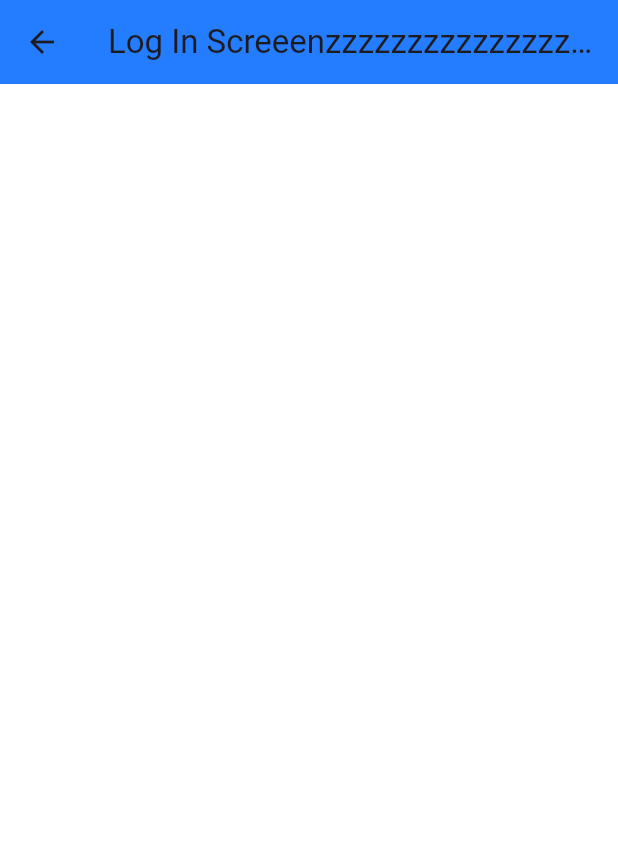
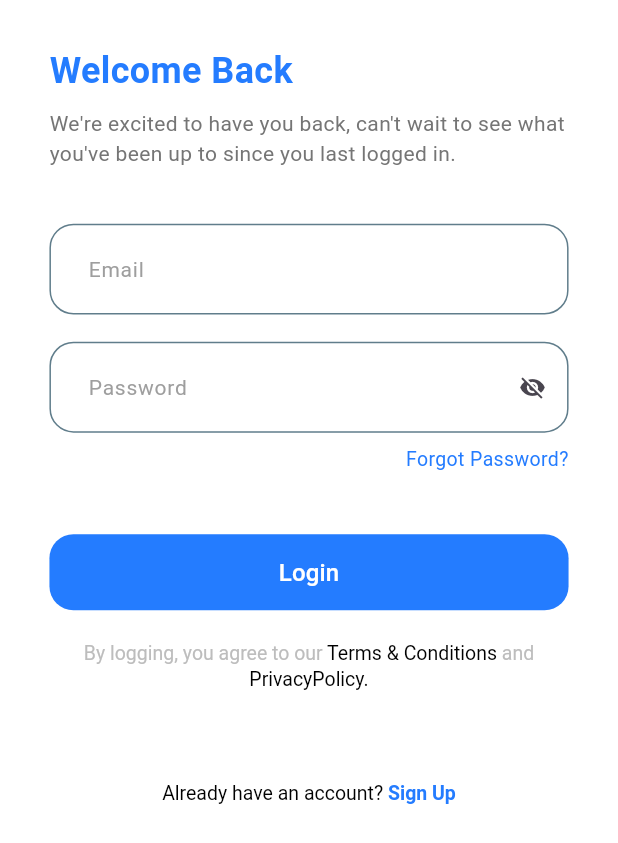
Before and after one commit to MuhammedAm1n/Medical_App, a Flutter app: the screen it shows after launch, after a tap on "Get Started", on a phone screen of 412 x 824 dp. Shown: the top 843 px of the screen. Run offline on Flutter 3.47's test engine with Material 3 defaults, Android fonts, the phone set to English and light mode, and no system bars; our stand-ins replace flutter_screenutil, flutter_svg.

Commit message:
-Added Login Screen

```diff
--- /dev/null
+++ b/lib/Core/Widgets/TextButton.dart
@@ -0,0 +1,28 @@
+import 'package:flutter/material.dart';
+import 'package:flutter_screenutil/flutter_screenutil.dart';
+import 'package:the_doctors/Core/Theming/Coloring.dart';
+
+class GTextButton extends StatelessWidget {
+  final String text;
+  final void Function()? onPressed;
+  const GTextButton({super.key, required this.text, this.onPressed});
+
+  @override
+  Widget build(BuildContext context) {
+    return TextButton(
+      style: ButtonStyle(
+          backgroundColor:
+              const MaterialStatePropertyAll(ColorsManager.mainBlue),
+          tapTargetSize: MaterialTapTargetSize.shrinkWrap,
+          minimumSize: MaterialStatePropertyAll(Size(double.infinity, 50.h)),
+          shape: MaterialStatePropertyAll(
+              RoundedRectangleBorder(borderRadius: BorderRadius.circular(16)))),
+      onPressed: onPressed,
+      child: Text(
+        text,
+        style: const TextStyle(
+            fontSize: 16, fontWeight: FontWeight.w500, color: Colors.white),
+      ),
+    );
+  }
+}
--- /dev/null
+++ b/lib/Core/Widgets/TextFormField.dart
@@ -0,0 +1,58 @@
+import 'package:flutter/material.dart';
+import 'package:flutter/widgets.dart';
+import 'package:flutter_screenutil/flutter_screenutil.dart';
+import 'package:the_doctors/Core/Theming/Coloring.dart';
+
+class AppTextFormField extends StatelessWidget {
+  const AppTextFormField(
+      {super.key,
+      required this.hintText,
+      this.hintStyle,
+      this.inputTextStyle,
+      this.IsObscureText,
+      this.suffixIcon,
+      this.FoucusBorder,
+      this.enabledBorder,
+      this.edgeInsets});
+  final EdgeInsets? edgeInsets;
+  final String hintText;
+  final TextStyle? hintStyle;
+  final TextStyle? inputTextStyle;
+  final bool? IsObscureText;
+  final Widget? suffixIcon;
+  final InputBorder? FoucusBorder;
+  final InputBorder? enabledBorder;
+
+  @override
+  Widget build(BuildContext context) {
+    return TextFormField(
+      decoration: InputDecoration(
+        // padding of TextFormField
+        contentPadding: edgeInsets ??
+            EdgeInsets.symmetric(horizontal: 20.w, vertical: 18.h),
+        isDense: true,
+        // hint text of TextFormFIeld
+        hintText: hintText,
+
+        // hint style of hintText
+        hintStyle:
+            hintStyle ?? TextStyle(fontSize: 14, color: Colors.grey.shade500),
+        // IIcon in TextFormFIeld
+        suffixIcon: suffixIcon,
+
+        //Border's of TextFormField
+        enabledBorder: enabledBorder ??
+            OutlineInputBorder(
+                borderSide: BorderSide(color: Colors.blueGrey),
+                borderRadius: BorderRadius.circular(16)),
+        focusedBorder: FoucusBorder ??
+            OutlineInputBorder(
+              borderSide: BorderSide(color: ColorsManager.mainBlue),
+              borderRadius: BorderRadius.circular(16),
+            ),
+      ),
+      obscureText: IsObscureText ?? false,
+      style: TextStyle(color: const Color.fromARGB(255, 4, 53, 94)),
+    );
+  }
+}
--- a/lib/Features/Home/Ui/login_screen.dart
+++ b/lib/Features/Home/Ui/login_screen.dart
@@ -1,16 +1,112 @@
+import 'package:flutter/cupertino.dart';
 import 'package:flutter/material.dart';
+import 'package:flutter/widgets.dart';
+import 'package:flutter_screenutil/flutter_screenutil.dart';
+
 import 'package:the_doctors/Core/Theming/Coloring.dart';
+import 'package:the_doctors/Core/Widgets/TextButton.dart';
+import 'package:the_doctors/Features/Home/Ui/widgets/Terms_conditions.dart';
+import 'package:the_doctors/Features/Home/Ui/widgets/alreadyhaveaccount.dart';
 
-class LoginScreen extends StatelessWidget {
+import '../../../Core/Widgets/TextFormField.dart';
+
+class LoginScreen extends StatefulWidget {
   const LoginScreen({super.key});
+
+  @override
+  State<LoginScreen> createState() => _LoginScreenState();
+}
+
+class _LoginScreenState extends State<LoginScreen> {
+  VoidCallback? voidCallback;
+  bool IsObscure = false;
 
   @override
   Widget build(BuildContext context) {
     return Scaffold(
-      appBar: AppBar(
-        title: Text('Log In Screeenzzzzzzzzzzzzzzzzzzzzzzzzzz'),
-        backgroundColor: ColorsManager.mainBlue, //
+        body: SafeArea(
+      child: Padding(
+        padding: EdgeInsets.symmetric(horizontal: 30.w, vertical: 30.h),
+        child: SingleChildScrollView(
+          child: Column(
+            crossAxisAlignment: CrossAxisAlignment.start,
+            children: [
+              const Text(
+                'Welcome Back',
+                style: TextStyle(
+                    fontSize: 24,
+                    color: ColorsManager.mainBlue,
+                    fontWeight: FontWeight.w700),
+              ),
+              SizedBox(
+                height: 8.h,
+              ),
+              const Text(
+                'We\'re excited to have you back, can\'t wait to see what you\'ve been up to since you last logged in.',
+                style: TextStyle(
+                    fontSize: 14,
+                    color: Color(0xFF757575),
+                    fontWeight: FontWeight.w400),
+              ),
+              SizedBox(
+                height: 36.h,
+              ),
+              Form(
+                  child: Column(children: [
+                const AppTextFormField(
+                  hintText: 'Email',
+                ),
+                SizedBox(
+                  height: 18.h,
+                ),
+                AppTextFormField(
+                  hintText: 'Password',
+                  IsObscureText: IsObscure,
+                  suffixIcon: GestureDetector(
+                    onTap: () {
+                      setState(() {
+                        IsObscure = !IsObscure;
+                      });
+                    },
+                    child: Icon(
+                      IsObscure ? Icons.visibility : Icons.visibility_off,
+                    ),
+                  ),
+                ),
+              ])),
+              SizedBox(
+                height: 8.h,
+              ),
+              const Align(
+                alignment: Alignment.centerRight,
+                child: Text(
+                  'Forgot Password?',
+                  style: TextStyle(
+                      fontSize: 13,
+                      color: ColorsManager.mainBlue,
+                      fontWeight: FontWeight.normal),
+                ),
+              ),
+              SizedBox(
+                height: 40.h,
+              ),
+              const GTextButton(text: 'Login'),
+              SizedBox(
+                height: 18.h,
+              ),
+              Column(
+                children: [
+                  const TermsandConditions(),
+                  SizedBox(
+                    height: 60.h,
+                  ),
+                  const AlreadyHaveAccount(),
+                ],
+              )
+            ],
+          ),
+        ),
       ),
-    );
+    ));
   }
 }
--- /dev/null
+++ b/lib/Features/Home/Ui/widgets/Terms_conditions.dart
@@ -0,0 +1,39 @@
+import 'package:flutter/material.dart';
+
+class TermsandConditions extends StatelessWidget {
+  const TermsandConditions({super.key});
+
+  @override
+  Widget build(BuildContext context) {
+    return RichText(
+      textAlign: TextAlign.center,
+      text: TextSpan(children: [
+        TextSpan(
+            text: 'By logging, you agree to our',
+            style: TextStyle(
+                fontSize: 13,
+                fontWeight: FontWeight.w400,
+                color: Colors.grey.shade400)),
+        const TextSpan(
+            text: ' Terms & Conditions',
+            style: TextStyle(
+                fontSize: 13,
+                fontWeight: FontWeight.w400,
+                color: Colors.black)),
+        TextSpan(
+            text: ' and',
+            style: TextStyle(
+                height: 1.5,
+                fontSize: 13,
+                fontWeight: FontWeight.w400,
+                color: Colors.grey.shade400)),
+        const TextSpan(
+            text: ' PrivacyPolicy.',
+            style: TextStyle(
+                fontSize: 13,
+                fontWeight: FontWeight.w400,
+                color: Colors.black)),
+      ]),
+    );
+  }
+}
--- /dev/null
+++ b/lib/Features/Home/Ui/widgets/alreadyhaveaccount.dart
@@ -0,0 +1,28 @@
+import 'package:flutter/material.dart';
+import 'package:the_doctors/Core/Theming/Coloring.dart';
+
+class AlreadyHaveAccount extends StatelessWidget {
+  const AlreadyHaveAccount({super.key});
+
+  @override
+  Widget build(BuildContext context) {
+    return RichText(
+      softWrap: true,
+      textAlign: TextAlign.justify,
+      text: const TextSpan(children: [
+        TextSpan(
+            text: 'Already have an account?',
+            style: TextStyle(
+                fontSize: 13,
+                fontWeight: FontWeight.w400,
+                color: Colors.black)),
+        TextSpan(
+            text: ' Sign Up',
+            style: TextStyle(
+                fontSize: 13,
+                fontWeight: FontWeight.w600,
+                color: ColorsManager.mainBlue)),
+      ]),
+    );
+  }
+}
```
